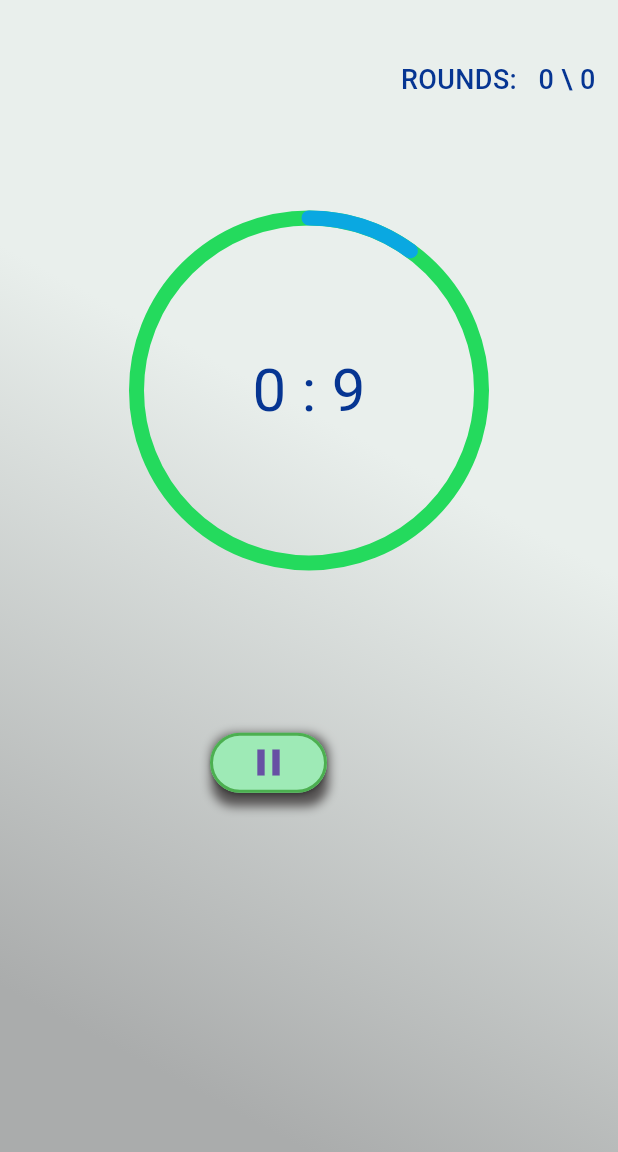
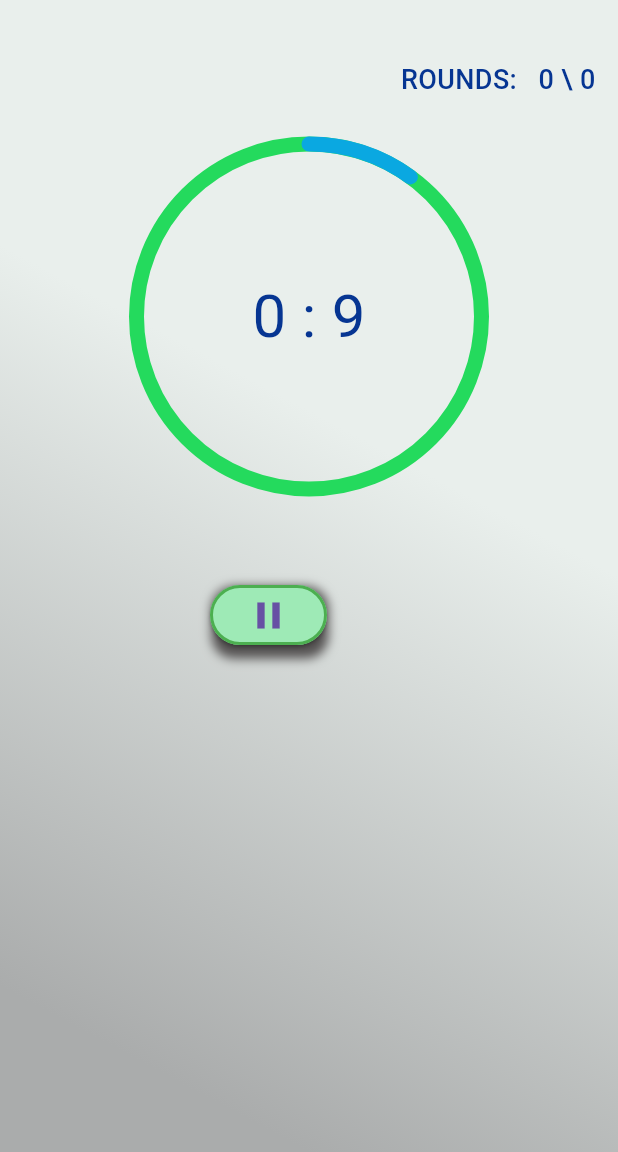
Before and after one commit to daniele10529/fight_club_flutter_3_44_1, a Flutter app: the TimerCounterPage screen opened directly with empty values, on a phone screen of 412 x 824 dp, the part 84-1236 px from its top. Run offline on Flutter 3.47's test engine with Material 3 defaults, Android fonts, the phone set to English and light mode, and no system bars; drawn by our look-alikes of percent_indicator; Roboto replaces fonts that are missing (Rubik-SemiBold, Ubuntu).

Commit message:
Fight Club V1.0.0 6_2026

```diff
--- a/lib/WidgetComponents/SettingsDataRounds.dart
+++ b/lib/WidgetComponents/SettingsDataRounds.dart
@@ -67,7 +67,6 @@ class SettingsDataRounds extends State<HomePage>
 
           ///Colonna principale
           child:
-          Expanded(child:
           Column(
 
             //Widget della colonna
@@ -568,7 +567,6 @@ class SettingsDataRounds extends State<HomePage>
           ),
         ),
       ),
-      ),
     );
   }
 }
--- a/lib/WidgetComponents/TimerRounds.dart
+++ b/lib/WidgetComponents/TimerRounds.dart
@@ -17,6 +17,7 @@ class TimerRounds extends State<TimerCounterPage> with TimerRoundsMethod
   {
     //Inizializza il prestart
     _initPreStart();
+    //Avvia il timer
     _startTimer();
   }
 
@@ -167,7 +168,6 @@ class TimerRounds extends State<TimerCounterPage> with TimerRoundsMethod
               width: double.infinity,
 
               ///Colonna principale
-              child: Expanded(
               child: Column(
                 ///Allineamento degli assi
                 mainAxisAlignment: MainAxisAlignment.start,
@@ -205,7 +205,7 @@ class TimerRounds extends State<TimerCounterPage> with TimerRoundsMethod
                   SizedBox(height: 25),
 
                   ///Indicatore circolare del timer
-                    Expanded(
+                  Container(
                     child: CircularPercentIndicator(
                       animation: true,
                       animateFromLastPercent: true,
@@ -230,13 +230,10 @@ class TimerRounds extends State<TimerCounterPage> with TimerRoundsMethod
                   ),
 
                   ///Pulsante di play \ pause
-                    Expanded(
-                      ///Contenitore dei pulsanti
-                      child: Container(
+                  Container(
                     margin: EdgeInsets.only(top: 55),
 
                     ///Colonna dei pulsanti
-                        child: Expanded(
                     child: Column(
                       mainAxisAlignment: MainAxisAlignment.start,
                       crossAxisAlignment: CrossAxisAlignment.center,
@@ -271,11 +268,9 @@ class TimerRounds extends State<TimerCounterPage> with TimerRoundsMethod
                       ],
                     ),
                   ),
-                      ),
-                    ),
                 ],
               ),
-              ),
+
             ),
       ),
     );
```
Also changed, not shown: 4 other files. Lines whose indentation alone changed are shown as unchanged.
